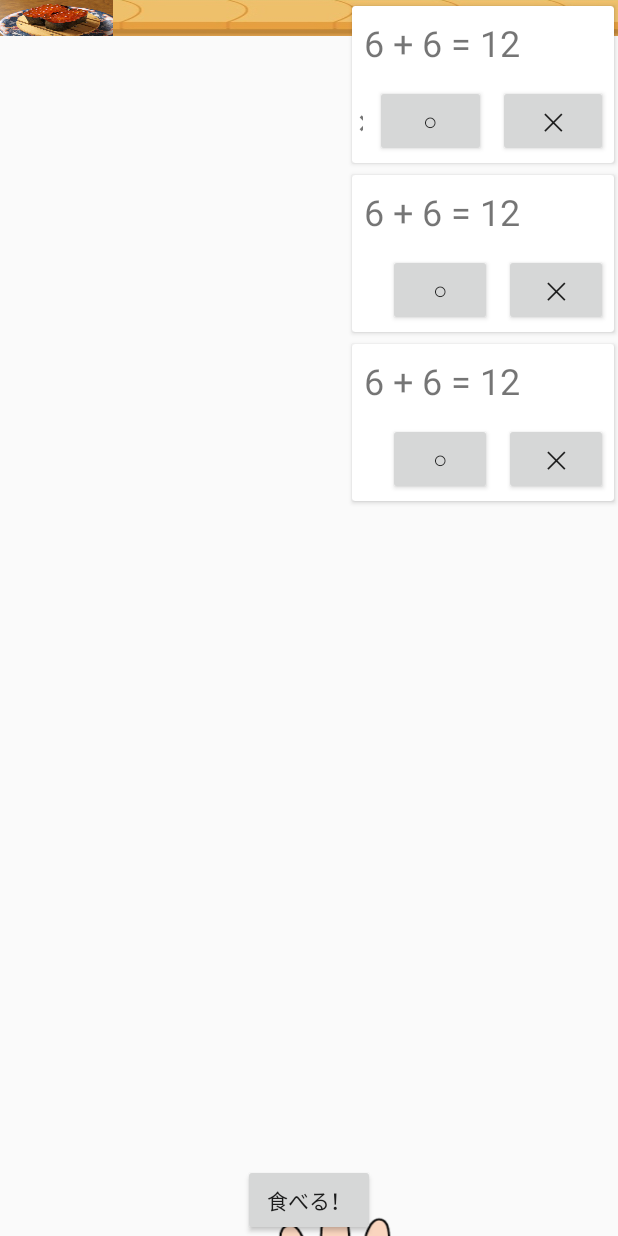
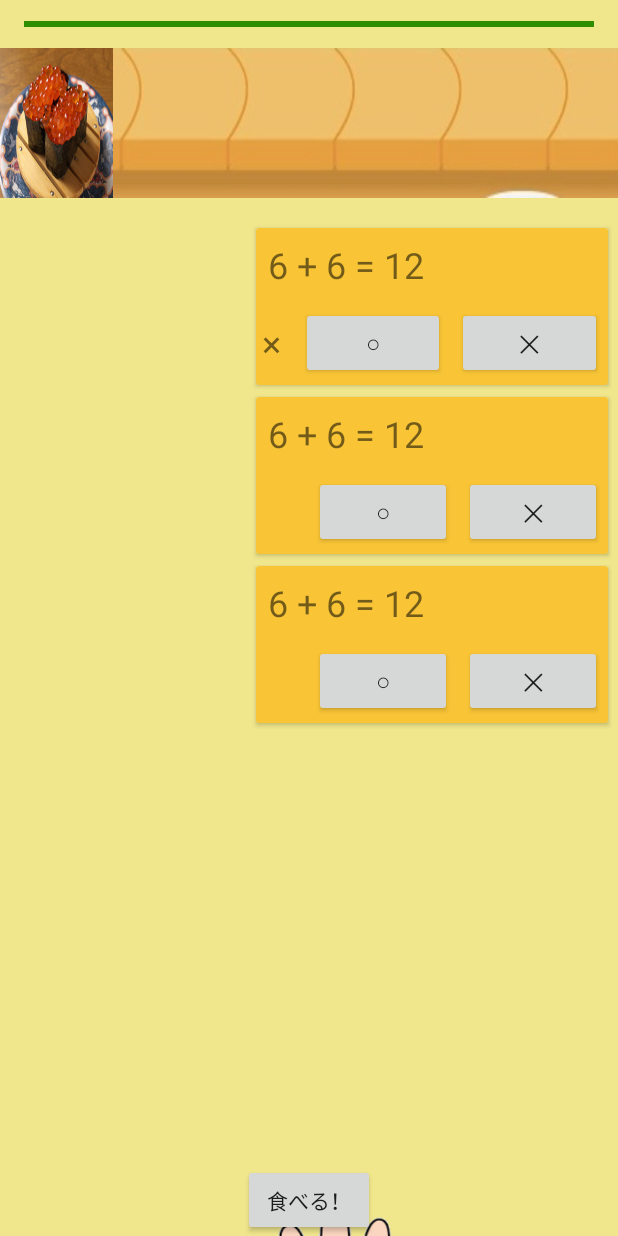
Before and after one commit to litalico-si-2018/d_team, an Android app: the screen it shows after launch (MainActivity), after a tap on "食べる！", on a phone screen of 412 x 824 dp. Run offline under Robolectric (Android 15) with nearby library versions, the phone set to English and light mode, and no system bars; our stand-ins replace RxJava; 2 statements that could not run were skipped; 2 other taps on this screen came first.

Commit message:
:images, color settings and sushi time longer

```diff
--- a/app/src/main/java/jp/summerintern/sushi/sushi/MainActivity.kt
+++ b/app/src/main/java/jp/summerintern/sushi/sushi/MainActivity.kt
@@ -86,6 +86,7 @@
     private fun judge(): Boolean {
         for (i in 0 until probs.size - 1) {
             if (answers[i] != probs[i].ans_flag) {
+                seconds -= 2
                 return false
             }
         }
--- a/app/src/main/java/jp/summerintern/sushi/sushi/SushiFlow.kt
+++ b/app/src/main/java/jp/summerintern/sushi/sushi/SushiFlow.kt
@@ -108,7 +108,7 @@
                 Animation.ABSOLUTE, -1400.0f
         )
         // animation時間 msec
-        godhandAppearAnimation.setDuration(10000)
+        godhandAppearAnimation.setDuration(1000)
         // 繰り返し回数
         godhandAppearAnimation.setRepeatCount(0)
         // animationが終わったそのまま表示にする
--- a/app/src/main/res/anim/sushi_horizontal_move.xml
+++ b/app/src/main/res/anim/sushi_horizontal_move.xml
@@ -1,9 +1,8 @@
 <?xml version="1.0" encoding="utf-8"?>
 <translate xmlns:android="http://schemas.android.com/apk/res/android"
-    android:interpolator="@android:anim/decelerate_interpolator"
     android:fillAfter="true"
     android:fromXDelta="0%p"
     android:fromYDelta="20%p"
     android:toXDelta="100%p"
     android:toYDelta="20%p"
-    android:duration="4000"/>
+    android:duration="10000"/>
--- a/app/src/main/res/layout/activity_main.xml
+++ b/app/src/main/res/layout/activity_main.xml
@@ -3,7 +3,8 @@
     xmlns:tools="http://schemas.android.com/tools"
     android:layout_width="match_parent"
     android:layout_height="match_parent"
-    tools:context=".MainActivity">
+    tools:context=".MainActivity"
+    android:background="@color/background">
 
     <ProgressBar
         android:id="@+id/remaining_time_bar"
@@ -21,7 +22,8 @@
         android:layout_width="match_parent"
         android:layout_height="100dp"
         android:background="@drawable/sushi_transporter"
-        android:layout_alignBottom="@+id/remaining_time_bar">
+        android:layout_below="@+id/remaining_time_bar"
+        android:layout_marginBottom="16dp">
 
         <ImageView
             android:id="@+id/sushi_flow"
@@ -40,10 +42,12 @@
     <!--android:layout_alignParentRight="true" />-->
 
     <ScrollView
-        android:layout_width="180dp"
+        android:id="@+id/probs"
+        android:layout_width="240dp"
         android:layout_height="wrap_content"
-        android:layout_alignParentRight="true"
-        android:layout_alignTop="@+id/sushi_background">
+        android:layout_alignParentEnd="true"
+        android:layout_below="@id/sushi_background"
+        android:layout_marginEnd="4dp">
 
         <LinearLayout
             android:layout_width="match_parent"
@@ -66,10 +70,10 @@
 
     <ImageView
         android:id="@+id/plate_images"
-        android:layout_width="180dp"
+        android:layout_width="120dp"
         android:layout_height="wrap_content"
         android:layout_alignParentLeft="true"
-        android:layout_alignTop="@+id/sushi_background"/>
+        android:layout_alignBottom="@+id/probs"/>
 
     <Button
         android:id="@+id/submit_button"
--- a/app/src/main/res/layout/problem.xml
+++ b/app/src/main/res/layout/problem.xml
@@ -8,7 +8,8 @@
     <android.support.v7.widget.CardView
         android:layout_width="match_parent"
         android:layout_height="wrap_content"
-        app:cardUseCompatPadding="true">
+        app:cardUseCompatPadding="true"
+        app:cardBackgroundColor="@color/prob_back">
 
         <LinearLayout
             android:layout_width="match_parent"
--- a/app/src/main/res/values/colors.xml
+++ b/app/src/main/res/values/colors.xml
@@ -1,6 +1,8 @@
 <?xml version="1.0" encoding="utf-8"?>
 <resources>
-    <color name="colorPrimary">#3F51B5</color>
-    <color name="colorPrimaryDark">#303F9F</color>
+    <color name="colorPrimary">#F0E68C</color>
+    <color name="colorPrimaryDark">#d1c66a</color>
     <color name="colorAccent">#2f8e00</color>
+    <color name="background">#F0E68C</color>
+    <color name="prob_back">#f9c536</color>
 </resources>
```
Also changed, not shown: app/src/main/res/drawable/ikura.png (added), app/src/main/res/drawable/shrimp.png (added), app/src/main/res/drawable/toro.png (added), app/src/main/res/drawable/tuna.png (added).
